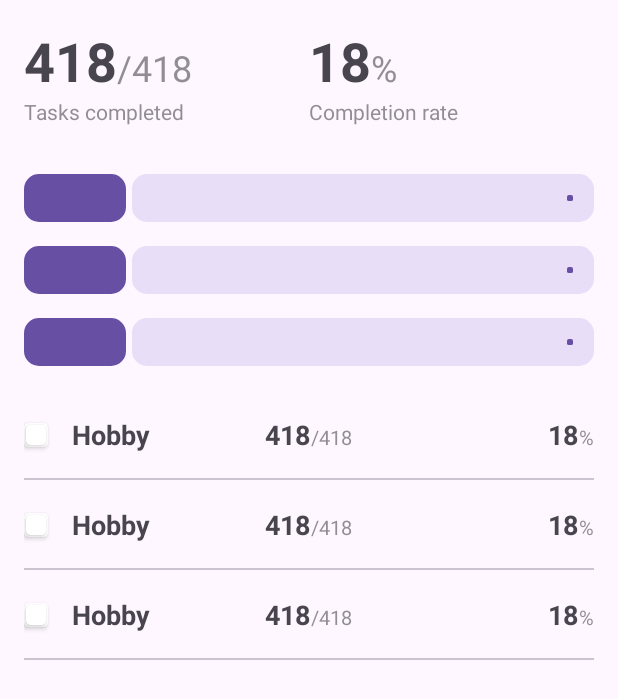
After one commit to mdunggggg/TodoApp, an Android app: the layout fragment_statistic_tab.xml on its own in the app's theme, with its tools: preview values and no code run, on a phone screen of 412 x 824 dp. The commit adds this screen. Shown: the top 699 px of the screen. Run offline under Robolectric (Android 15) with nearby library versions, the phone set to English and light mode, and no system bars.

Commit message:
update statistic

```diff
--- a/app/src/main/java/com/example/todoapp/Database/Task/TaskDao.kt
+++ b/app/src/main/java/com/example/todoapp/Database/Task/TaskDao.kt
@@ -22,6 +22,8 @@ interface TaskDao {
     suspend fun clearTasks()
     @Query("SELECT * FROM task_table")
     fun getAllTasks(): LiveData<List<Task>>
+    @Query("SELECT * FROM task_table WHERE dueDate > :date")
+    fun getAllTasksInRange(date: String): LiveData<List<Task>>
     @Query("SELECT * FROM task_table ORDER BY isFinish ASC")
     fun getAllTasksOrderByFinish(): LiveData<List<Task>>
     @Query("SELECT * FROM task_table WHERE dueDate= :date AND isFinish = 0 ORDER BY dueTime ASC" )
--- a/app/src/main/java/com/example/todoapp/Database/Task/TaskRepository.kt
+++ b/app/src/main/java/com/example/todoapp/Database/Task/TaskRepository.kt
@@ -19,6 +19,7 @@ class TaskRepository(application: Application) {
     suspend fun updateTask(task: Task) = taskDao.updateTask(task)
     suspend fun clearTasks() = taskDao.clearTasks()
     fun getAllTasksByCategory(titleCategory: String): LiveData<List<Task>> = taskDao.getAllTasksByCategory(titleCategory)
+    fun getAllTasksInRange(date: String): LiveData<List<Task>> = taskDao.getAllTasksInRange(date)
     fun getAllTasksByDate(date: String): LiveData<List<Task>> = taskDao.getAllTasksByDate(date)
     fun getAllTasks() : LiveData<List<Task>> = taskDao.getAllTasks()
     fun getTaskByTitle(title: String) : LiveData<List<Task>> = taskDao.getTaskByTitle(title)
--- a/app/src/main/java/com/example/todoapp/Fragment/MainFragment.kt
+++ b/app/src/main/java/com/example/todoapp/Fragment/MainFragment.kt
@@ -135,7 +135,7 @@ class MainFragment : Fragment() {
             .putString("task", taskJson)
             .build()
         val notificationRequest : WorkRequest = OneTimeWorkRequestBuilder<NotificationWorker>()
-            .setInitialDelay(DateTimeUtils.getDelayTime(task.dueDate, task.dueTime), TimeUnit.MILLISECONDS)
+            .setInitialDelay(initialDelay, TimeUnit.MILLISECONDS)
             .setInputData(data)
             .build()
         WorkManager.getInstance(requireContext()).enqueue(notificationRequest)
--- a/app/src/main/java/com/example/todoapp/ViewModel/TaskViewModel.kt
+++ b/app/src/main/java/com/example/todoapp/ViewModel/TaskViewModel.kt
@@ -33,6 +33,7 @@ class TaskViewModel(application: Application) : ViewModel() {
     fun getAllTasksByCategory(titleCategory: String): LiveData<List<Task>> = taskRepository.getAllTasksByCategory(titleCategory)
     fun getTaskByTitle(title: String) : LiveData<List<Task>> = taskRepository.getTaskByTitle(title)
     fun getAllTasks() : LiveData<List<Task>> = taskRepository.getAllTasks()
+    fun getAllTasksInRange(date: String): LiveData<List<Task>> = taskRepository.getAllTasksInRange(date)
     fun getAllTasksOrderByFinish() : LiveData<List<Task>> = taskRepository.getAllTasksOrderByFinish()
     fun getAllFinishTasks() : LiveData<List<Task>> = taskRepository.getAllFinishTasks()
     fun getAllUnFinishTasks() : LiveData<List<Task>> = taskRepository.getAllUnFinishTasks()
--- /dev/null
+++ b/app/src/main/res/layout/fragment_statistic_tab.xml
@@ -0,0 +1,111 @@
+<ScrollView
+    xmlns:app="http://schemas.android.com/apk/res-auto"
+    xmlns:android="http://schemas.android.com/apk/res/android"
+    xmlns:tools="http://schemas.android.com/tools"
+    android:layout_width="match_parent"
+    android:layout_height="match_parent">
+
+    <LinearLayout
+        android:layout_width="match_parent"
+        android:layout_height="wrap_content"
+        android:orientation="vertical">
+        <LinearLayout
+            android:layout_width="match_parent"
+            android:layout_height="wrap_content"
+            android:orientation="horizontal"
+            android:padding="16dp"
+            android:baselineAligned="false">
+            <RelativeLayout
+                android:layout_width="0dp"
+                android:layout_height="wrap_content"
+                android:layout_weight="1">
+                <LinearLayout
+                    android:id="@+id/ll_task_completed"
+                    android:layout_width="match_parent"
+                    android:layout_height="wrap_content">
+                    <TextView
+                        android:id="@+id/tv_finished_task"
+                        android:layout_width="wrap_content"
+                        android:layout_height="wrap_content"
+                        tools:text="418"
+                        android:textStyle="bold"
+                        android:textSize="36sp"
+                        />
+                    <TextView
+                        android:layout_width="wrap_content"
+                        android:layout_height="wrap_content"
+                        android:textSize="24sp"
+                        android:alpha="0.6"
+                        android:text="@string/divide" />
+                    <TextView
+                        android:id="@+id/tv_total_task"
+                        android:layout_width="wrap_content"
+                        android:layout_height="wrap_content"
+                        android:textSize="24sp"
+                        android:alpha="0.6"
+                        tools:text="418" />
+                </LinearLayout>
+                <TextView
+                    android:layout_below="@+id/ll_task_completed"
+                    android:layout_width="match_parent"
+                    android:layout_height="wrap_content"
+                    android:text="@string/tasks_completed"
+                    android:alpha="0.6"
+                    />
+
+            </RelativeLayout>
+
+            <RelativeLayout
+                android:layout_width="0dp"
+                android:layout_height="wrap_content"
+                android:layout_weight="1">
+                <LinearLayout
+                    android:id="@+id/ll_task_percent"
+                    android:layout_width="match_parent"
+                    android:layout_height="wrap_content">
+                    <TextView
+                        android:id="@+id/tv_percent_task"
+                        android:layout_width="wrap_content"
+                        android:layout_height="wrap_content"
+                        tools:text="18"
+                        android:textStyle="bold"
+                        android:textSize="36sp"
+                        />
+                    <TextView
+                        android:layout_width="wrap_content"
+                        android:layout_height="wrap_content"
+                        android:text="@string/percent"
+                        android:textSize="24sp"
+                        android:alpha="0.6"
+                        />
+
+                </LinearLayout>
+                <TextView
+                    android:layout_below="@+id/ll_task_percent"
+                    android:layout_width="match_parent"
+                    android:layout_height="wrap_content"
+                    android:text="@string/completion_rate"
+                    android:alpha="0.6"
+                    />
+            </RelativeLayout>
+        </LinearLayout>
+        <androidx.recyclerview.widget.RecyclerView
+            android:id="@+id/rv_progress_bar"
+            android:layout_width="match_parent"
+            android:layout_height="wrap_content"
+            app:layoutManager="androidx.recyclerview.widget.LinearLayoutManager"
+            tools:listitem="@layout/item_progressbar"
+            />
+        <androidx.recyclerview.widget.RecyclerView
+            android:layout_marginTop="16dp"
+            android:id="@+id/rv_category_statistic"
+            android:layout_width="match_parent"
+            android:layout_height="wrap_content"
+            tools:listitem="@layout/item_category_statistics"
+            app:layoutManager="androidx.recyclerview.widget.LinearLayoutManager"
+            />
+
+
+    </LinearLayout>
+
+</ScrollView>
```
Also changed, not shown: app/src/main/java/com/example/todoapp/Adapter/ViewPagerAdapter/FragmentStatisticViewPager.kt (added, +25 -0 lines), app/src/main/java/com/example/todoapp/Fragment/StatisticFragment.kt (+9 -30 lines), app/src/main/java/com/example/todoapp/Fragment/StatisticTabFragment.kt (added, +107 -0 lines), app/src/main/java/com/example/todoapp/Model/TypeStatistic.kt (added, +8 -0 lines), app/src/main/java/com/example/todoapp/Utils/DateTimeUtils.kt (+5 -5 lines), app/src/main/res/layout/fragment_statistic.xml (+10 -108 lines).
